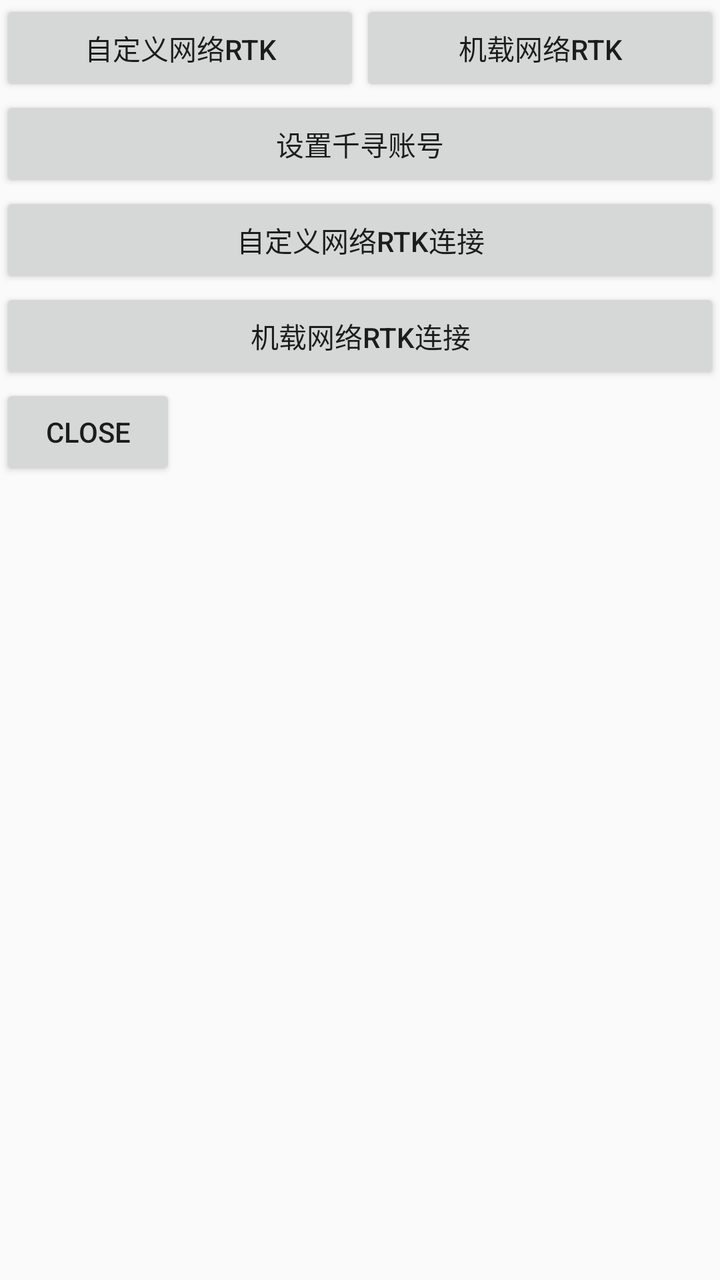
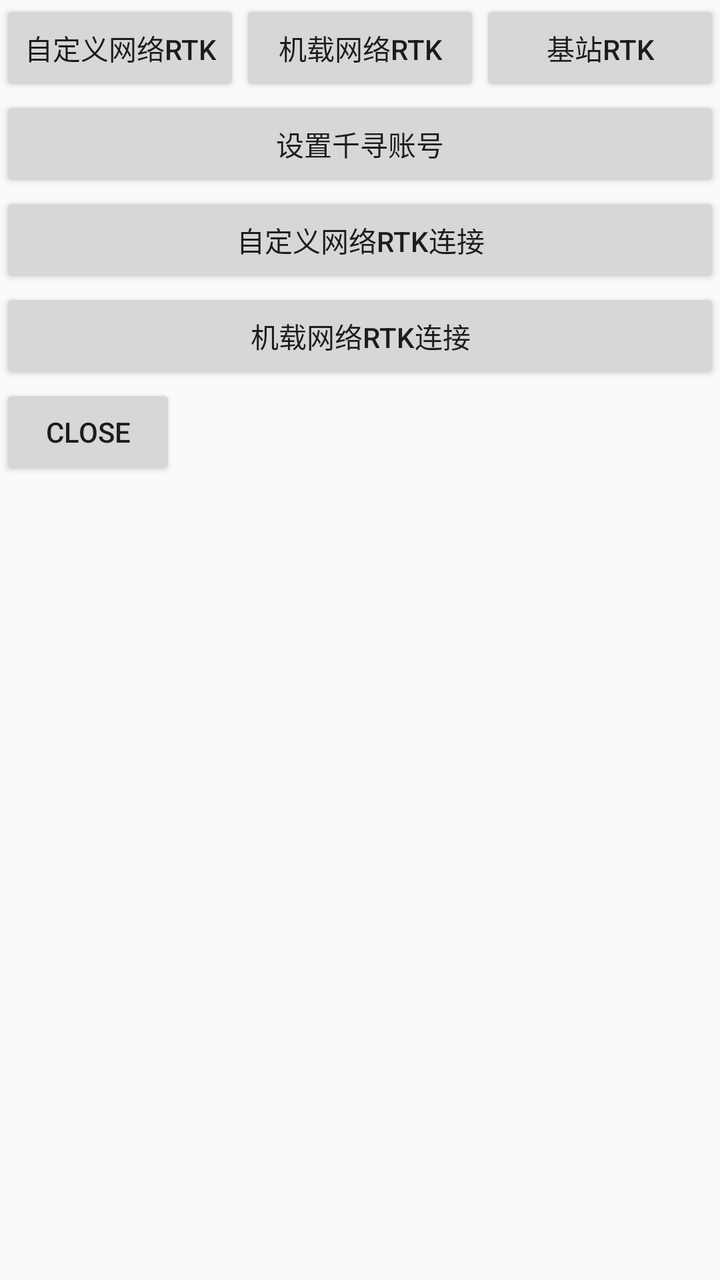

An Android layout rendered at two revisions. The XML below is the earlier revision; the diff shows what the commit changed to produce the second picture.
<!-- AndroidManifest.xml: application theme AppTheme -->
<!-- res/layout/activity_rtk.xml -->
<?xml version="1.0" encoding="utf-8"?>
<LinearLayout xmlns:android="http://schemas.android.com/apk/res/android"
    android:layout_width="match_parent"
    android:layout_height="match_parent"
    android:orientation="vertical">
    <LinearLayout
        android:orientation="horizontal"
        android:layout_width="match_parent"
        android:layout_height="wrap_content">
        <Button
            android:id="@+id/custom_network_service_button"
            android:layout_width="match_parent"
            android:layout_height="wrap_content"
            android:layout_weight="1"
            android:onClick="onClick"
            android:text="自定义网络RTK" />

        <Button
            android:id="@+id/onboard_rtk_button"
            android:layout_width="match_parent"
            android:layout_height="wrap_content"
            android:layout_weight="1"
            android:onClick="onClick"
            android:text="机载网络RTK" />
    </LinearLayout>


    <Button
        android:id="@+id/set_qx_account_button"
        android:text="设置千寻账号"
        android:onClick="onClick"
        android:layout_width="match_parent"
        android:layout_height="wrap_content"/>


    <Button
        android:id="@+id/connect_custom_network_service_button"
        android:layout_width="match_parent"
        android:layout_height="wrap_content"
        android:onClick="onClick"
        android:text="自定义网络RTK连接" />

    <Button
        android:id="@+id/connect_onboard_rtk_button"
        android:layout_width="match_parent"
        android:layout_height="wrap_content"
        android:onClick="onClick"
        android:text="机载网络RTK连接" />


    <Button
        android:layout_width="wrap_content"
        android:layout_height="wrap_content"
        android:onClick="close"
        android:text="close" />

    <LinearLayout
        android:orientation="horizontal"
        android:visibility="gone"
        android:layout_width="match_parent"
        android:layout_height="wrap_content">

        <TextView
            android:layout_width="wrap_content"
            android:layout_height="wrap_content"
            android:text="gga:  " />

        <TextView
            android:id="@+id/write_data_textview"
            android:layout_width="wrap_content"
            android:layout_height="wrap_content" />
    </LinearLayout>


    <LinearLayout
        android:orientation="horizontal"
        android:visibility="gone"
        android:layout_width="match_parent"
        android:layout_height="wrap_content">

        <TextView
            android:layout_width="wrap_content"
            android:layout_height="wrap_content"
            android:text="RTCM:  " />

        <TextView
            android:id="@+id/read_data_textview"
            android:layout_width="wrap_content"
            android:layout_height="wrap_content" />
    </LinearLayout>

    <TextView
        android:id="@+id/rtk_status_textview"
        android:layout_width="wrap_content"
        android:layout_height="wrap_content"/>

    <TextView
        android:id="@+id/network_service_state_textview"
        android:layout_width="wrap_content"
        android:layout_height="wrap_content"/>

    <TextView
        android:id="@+id/flight_controller_state_textview"
        android:layout_width="wrap_content"
        android:layout_height="wrap_content"/>

</LinearLayout>
<!-- resources referenced by this layout -->
<resources>
  <style name="AppTheme" parent="Theme.AppCompat.Light.DarkActionBar">
          
          <item name="colorPrimary">@color/colorPrimary</item>
          <item name="colorPrimaryDark">@color/colorPrimaryDark</item>
          <item name="colorAccent">@color/colorAccent</item>
      </style>
  <color name="colorPrimary">#008577</color>
  <color name="colorPrimaryDark">#00574B</color>
  <color name="colorAccent">#D81B60</color>
</resources>

<!-- the commit's change to res/layout/activity_rtk.xml (unified diff, before → after) -->
@@ -22,6 +22,14 @@
             android:layout_weight="1"
             android:onClick="onClick"
             android:text="机载网络RTK" />
+
+        <Button
+            android:id="@+id/base_station_rtk_button"
+            android:layout_width="match_parent"
+            android:layout_height="wrap_content"
+            android:layout_weight="1"
+            android:onClick="onClick"
+            android:text="基站RTK" />
     </LinearLayout>
 
 
